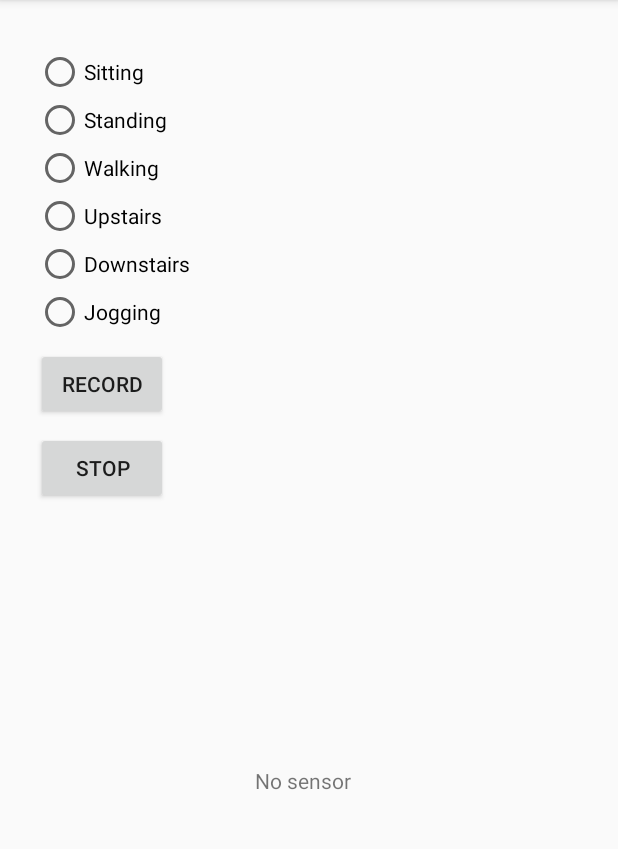
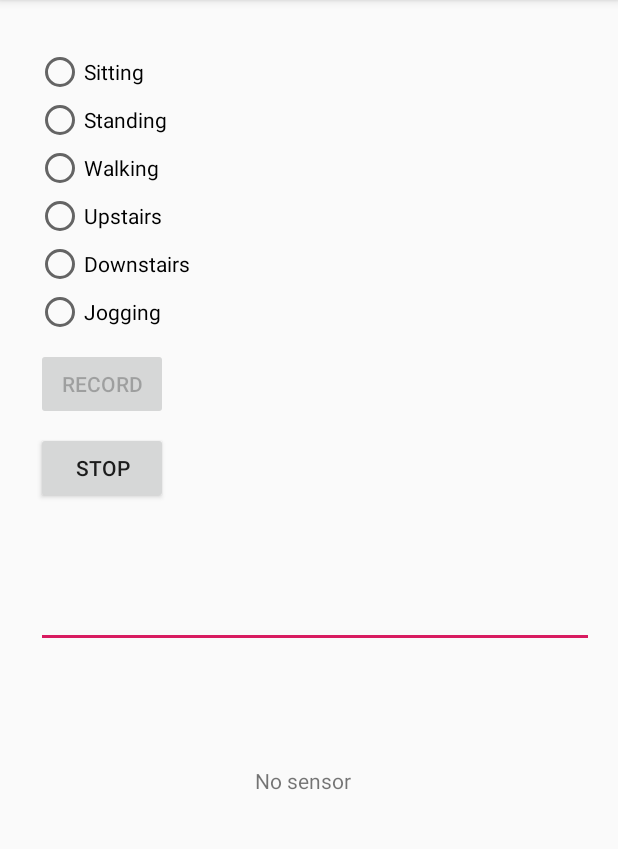
Before and after one commit to oli415/MCLabSS19, an Android app: the screen it shows after launch (MainActivity), on a phone screen of 412 x 824 dp, the part 84-933 px from its top. Run offline under Robolectric (Android 15) with nearby library versions, the light colour scheme and no system bars.

Commit message:
file storage of text working

```diff
--- a/app/src/main/AndroidManifest.xml
+++ b/app/src/main/AndroidManifest.xml
@@ -1,7 +1,8 @@
 <?xml version="1.0" encoding="utf-8"?>
 <manifest xmlns:android="http://schemas.android.com/apk/res/android"
     package="com.example.activitymonitoring">
-
+    <uses-permission android:name="android.permission.WRITE_EXTERNAL_STORAGE"/>
+    <uses-permission android:name="android.permission.READ_EXTERNAL_STORAGE"/>
     <application
         android:allowBackup="true"
         android:icon="@mipmap/ic_launcher"
--- a/app/src/main/java/com/example/activitymonitoring/MainActivity.java
+++ b/app/src/main/java/com/example/activitymonitoring/MainActivity.java
@@ -5,14 +5,24 @@ import android.hardware.Sensor;
 import android.hardware.SensorEvent;
 import android.hardware.SensorEventListener;
 import android.hardware.SensorManager;
+import android.os.Environment;
 import android.support.v7.app.AppCompatActivity;
 import android.os.Bundle;
 import android.view.View;
 import android.widget.Button;
+import android.widget.EditText;
 import android.widget.RadioButton;
 import android.widget.RadioGroup;
 import android.widget.TextView;
 import android.widget.Toast;
+
+import java.io.BufferedReader;
+import java.io.DataInputStream;
+import java.io.File;
+import java.io.FileInputStream;
+import java.io.FileOutputStream;
+import java.io.IOException;
+import java.io.InputStreamReader;
 
 public class MainActivity
     extends AppCompatActivity implements SensorEventListener {
@@ -26,6 +36,15 @@ public class MainActivity
     private RadioGroup radioActivityGroup;
     private RadioButton radioActivityButton;
     private Button btnRecord;
+
+    EditText inputText;
+    TextView response;
+    Button saveButton,readButton;
+
+    private String filename = "SampleFile.txt";
+    private String filepath = "MyFileStorage";
+    File myExternalFile;
+    String myData = "";
 
     @Override
     protected void onCreate(Bundle savedInstanceState) {
@@ -47,29 +66,71 @@ public class MainActivity
             mSensorAccelerometerTextView.setText(sensor_error);
         }
 
-        addListenerOnButton();
+        inputText = (EditText) findViewById(R.id.myInputText);
+        response = (TextView) findViewById(R.id.response);
+
+
+        saveButton =
+                (Button) findViewById(R.id.btnRecord);
+        saveButton.setOnClickListener(new View.OnClickListener() {
+            @Override
+            public void onClick(View v) {
+                try {
+                    FileOutputStream fos = new FileOutputStream(myExternalFile, true);
+                    fos.write(inputText.getText().toString().getBytes());
+                    fos.close();
+                } catch (IOException e) {
+                    e.printStackTrace();
+                }
+                inputText.setText("");
+                response.setText("SampleFile.txt saved to External Storage...");
+            }
+        });
+
+        readButton = (Button) findViewById(R.id.btnStop);
+        readButton.setOnClickListener(new View.OnClickListener() {
+            @Override
+            public void onClick(View v) {
+                try {
+                    FileInputStream fis = new FileInputStream(myExternalFile);
+                    DataInputStream in = new DataInputStream(fis);
+                    BufferedReader br =
+                            new BufferedReader(new InputStreamReader(in));
+                    String strLine;
+                    while ((strLine = br.readLine()) != null) {
+                        myData = myData + strLine;
+                    }
+                    in.close();
+                } catch (IOException e) {
+                    e.printStackTrace();
+                }
+                inputText.setText(myData);
+                response.setText("SampleFile.txt data retrieved from External Storage...");
+            }
+        });
+
+        if (!isExternalStorageAvailable() || isExternalStorageReadOnly()) {
+            saveButton.setEnabled(false);
+        }
+        else {
+            myExternalFile = new File(getExternalFilesDir(filepath), filename);
+        }
     }
 
-    public void addListenerOnButton() {
+    private static boolean isExternalStorageReadOnly() {
+        String extStorageState = Environment.getExternalStorageState();
+        if (Environment.MEDIA_MOUNTED_READ_ONLY.equals(extStorageState)) {
+            return true;
+        }
+        return false;
+    }
 
-        radioActivityGroup = findViewById(R.id.radioActivity);
-        btnRecord = findViewById(R.id.btnRecord);
-
-        btnRecord.setOnClickListener(new View.OnClickListener() {
-
-            @Override
-            public void onClick(View v) {
-
-                // get selected radio button from radioGroup
-                int selectedId = radioActivityGroup.getCheckedRadioButtonId();
-
-                // find the radiobutton by returned id
-                radioActivityButton = findViewById(selectedId);
-
-                Toast.makeText(MainActivity.this,
-                        radioActivityButton.getText(), Toast.LENGTH_SHORT).show();
-            }
-        });
+    private static boolean isExternalStorageAvailable() {
+        String extStorageState = Environment.getExternalStorageState();
+        if (Environment.MEDIA_MOUNTED.equals(extStorageState)) {
+            return true;
+        }
+        return false;
     }
 
     @Override
@@ -110,8 +171,4 @@ public class MainActivity
     @Override
     public void onAccuracyChanged(Sensor sensor, int i) {
     }
-
-    public void AppendDataToFile(double x, double y, double z){
-
-    }
 }
--- a/app/src/main/res/layout/activity_main.xml
+++ b/app/src/main/res/layout/activity_main.xml
@@ -79,6 +79,26 @@
 
     </RadioGroup>
 
+    <EditText
+        android:id="@+id/myInputText"
+        android:layout_width="match_parent"
+        android:layout_height="wrap_content"
+        android:layout_marginStart="8dp"
+        android:layout_marginLeft="8dp"
+        android:layout_marginTop="8dp"
+        android:layout_marginBottom="8dp"
+        android:ems="10"
+        android:gravity="top|left"
+        android:inputType="textMultiLine"
+        android:lines="5"
+        android:minLines="3"
+        app:layout_constraintBottom_toTopOf="@+id/response"
+        app:layout_constraintStart_toStartOf="parent"
+        app:layout_constraintTop_toBottomOf="@+id/btnStop">
+
+        <requestFocus />
+    </EditText>
+
     <Button
         android:id="@+id/btnRecord"
         android:layout_width="wrap_content"
@@ -100,4 +120,17 @@
         android:text="@string/btn_stop"
         app:layout_constraintStart_toStartOf="parent"
         app:layout_constraintTop_toBottomOf="@+id/btnRecord" />
+
+    <TextView
+        android:id="@+id/response"
+        android:layout_width="0dp"
+        android:layout_height="wrap_content"
+        android:layout_marginStart="52dp"
+        android:layout_marginLeft="52dp"
+        android:layout_marginTop="104dp"
+        android:padding="5dp"
+        android:text=""
+        android:textAppearance="?android:attr/textAppearanceMedium"
+        app:layout_constraintStart_toStartOf="parent"
+        app:layout_constraintTop_toBottomOf="@+id/btnStop" />
 </android.support.constraint.ConstraintLayout>
```
